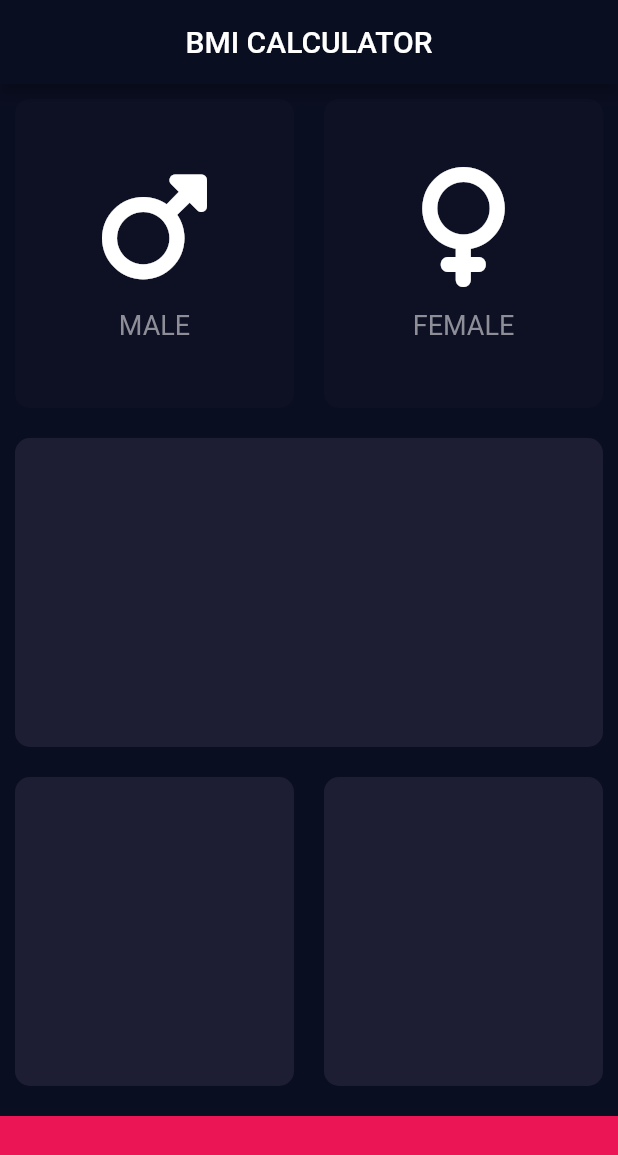
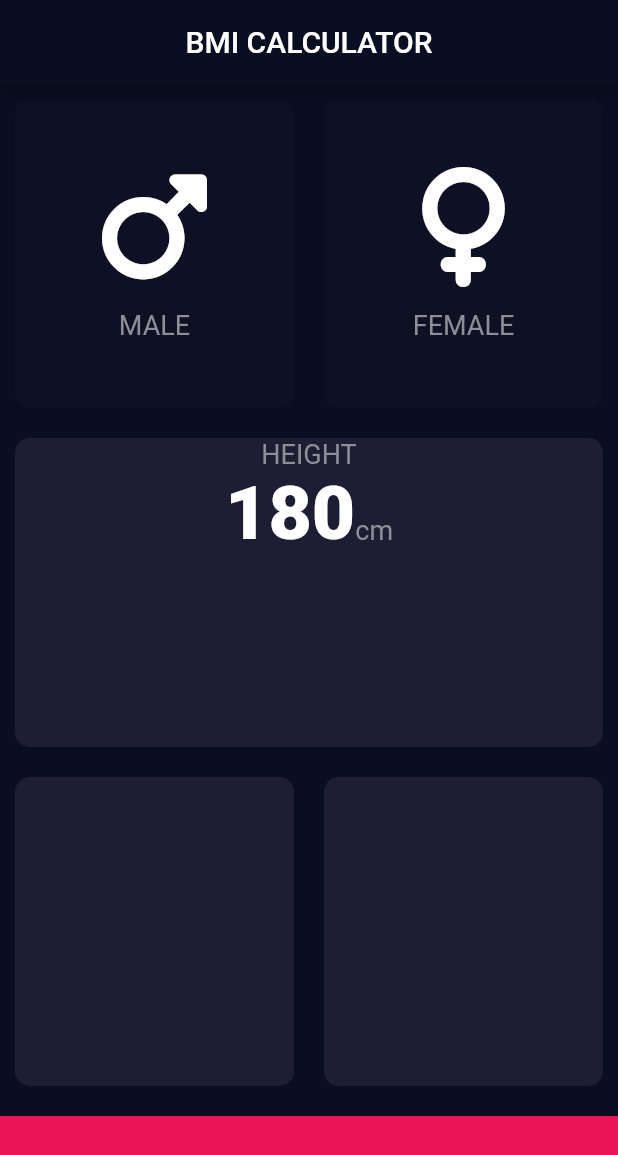
Before and after one commit to SUFFOSOHRAOUL/BMi, a Flutter app: the screen it shows after launch, on a phone screen of 412 x 824 dp. Shown: the top 1155 px of the screen. Run offline on Flutter 3.47's test engine with Material 2 defaults, Android fonts, the phone set to English and light mode, and no system bars; our stand-ins replace font_awesome_flutter.

```diff
--- /dev/null
+++ b/lib/constants.dart
@@ -0,0 +1,15 @@
+import 'package:flutter/material.dart';
+
+const kLabelTextStyle = TextStyle(
+             color: Color(0xff8e8e98),
+              fontSize: 18.0,
+            );
+const kWeightlabelStyle = TextStyle(
+                            fontSize: 50.0,
+                            fontWeight: FontWeight.w900,
+                          );
+
+const   kBottomContainerHeight = 80.0;
+const  kCardcolor = Color(0xff1d1e33);
+const kInactiveCardColor = Color.fromARGB(255, 14, 16, 36);
+const kBottomContainerColor = Color(0xffeb1555);
--- a/lib/icon_content.dart
+++ b/lib/icon_content.dart
@@ -1,4 +1,5 @@
 import 'package:flutter/material.dart';
+import 'constants.dart';
 class topCardUI extends StatelessWidget {
   topCardUI({required this.icon,required this.label});
   final IconData icon;
@@ -13,10 +14,7 @@ class topCardUI extends StatelessWidget {
           height: 15,
         ),
           Text(
-            label ,style: TextStyle(
-             color: Color(0xff8e8e98),
-              fontSize: 18.0,
-            ),
+            label ,style: kLabelTextStyle,
           )
       ],
     );
--- a/lib/inputpage.dart
+++ b/lib/inputpage.dart
@@ -1,14 +1,11 @@
 import 'package:flutter/src/foundation/key.dart';
 import 'package:flutter/src/widgets/framework.dart';
-
+import 'constants.dart';
 import 'package:flutter/material.dart';
 import 'package:font_awesome_flutter/font_awesome_flutter.dart';
 import 'reuseable_card.dart';
 import 'icon_content.dart';
-const   bottomContainerHeight = 80.0;
-Color  cardcolor = Color(0xff1d1e33);
-Color inactiveCardColor = Color.fromARGB(255, 14, 16, 36);
-const bottomContainerColor = Color(0xffeb1555);
+
 
 class input_page extends StatefulWidget {
 
@@ -32,6 +29,7 @@ class _input_pageState extends State<input_page> {
       ),
       body: Column(
           mainAxisAlignment: MainAxisAlignment.spaceEvenly,
+          crossAxisAlignment: CrossAxisAlignment.stretch,
           children: [
             Expanded(
               child: Row(
@@ -45,13 +43,13 @@ class _input_pageState extends State<input_page> {
 
              });
               } ,
-              colour: selectedGender == Gender.male ? cardcolor:inactiveCardColor,
+              colour: selectedGender == Gender.male ? kCardcolor:kInactiveCardColor,
             cardChild: topCardUI(icon: FontAwesomeIcons.mars, label: 'MALE'),
 
              )
 
               ),
-              Expanded(
+                  Expanded(
 
                   child:  ReuseableCard(
                     onPressed: (){
@@ -61,7 +59,7 @@ class _input_pageState extends State<input_page> {
 
                      });
                     },
-                    colour: selectedGender == Gender.female ? cardcolor:inactiveCardColor,
+                    colour: selectedGender == Gender.female ? kCardcolor:kInactiveCardColor,
                   cardChild: topCardUI(icon: FontAwesomeIcons.venus, label: 'FEMALE')
                   ),
               ),
@@ -70,11 +68,31 @@ class _input_pageState extends State<input_page> {
             ),
             Expanded(
               child: Row(
+
                 children: [
                   Expanded(
 
-                  child: ReuseableCard(colour: cardcolor , cardChild: Column()),
+                  child: ReuseableCard(colour: kCardcolor , cardChild: Column(
+                    crossAxisAlignment: CrossAxisAlignment.center,
+                    children: [
+                        Text('HEIGHT',
+                        style: kLabelTextStyle,),
+                        Row(
+                          mainAxisAlignment: MainAxisAlignment.center,
+                          crossAxisAlignment: CrossAxisAlignment.baseline,
+                          textBaseline: TextBaseline.alphabetic,
+                          children: [
+                          Text('180',
+                          style: kWeightlabelStyle
+                          ),
+                          Text('cm',
+                          style: kLabelTextStyle,),
+                          ]
+                  ),
 
+                ]
+                  ),
+                  ),
               ),
                 ]
               ),
@@ -85,13 +103,15 @@ class _input_pageState extends State<input_page> {
                 children: [
                   Expanded(
 
-                  child: ReuseableCard(colour: cardcolor, cardChild: Column()),
+                  child: ReuseableCard(
+                    colour: kCardcolor,
+                    cardChild: Column(),
 
-              ),
-
+                    ),
+                  ),
                   Expanded(
 
-                  child:  ReuseableCard(colour: cardcolor, cardChild: Column()),
+                  child:  ReuseableCard(colour: kCardcolor, cardChild: Column()),
 
               ),
                 ]
@@ -101,9 +121,9 @@ class _input_pageState extends State<input_page> {
             ),
             Container(
                   margin: EdgeInsets.only(top: 10),
-                  color: bottomContainerColor ,
+                  color: kBottomContainerColor ,
                   width: double.infinity,
-                  height: bottomContainerHeight,
+                  height: kBottomContainerHeight,
                 ),
           ],
 
```
